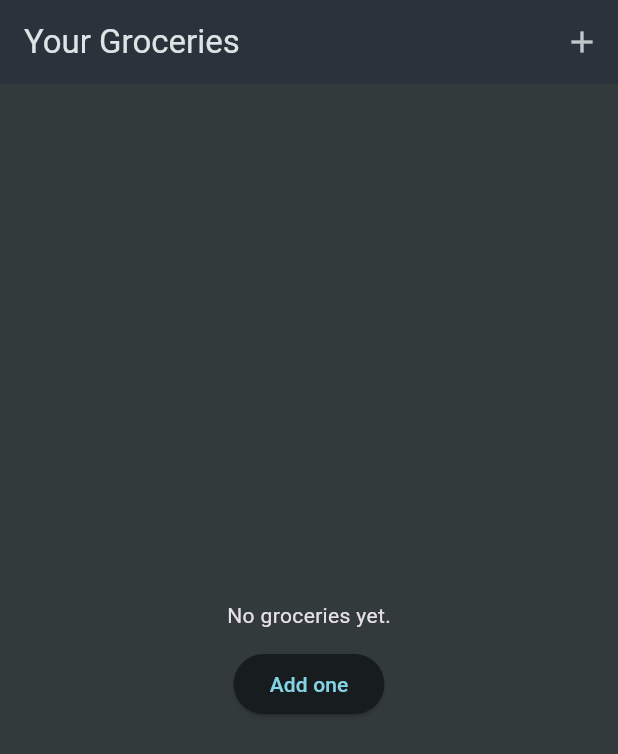
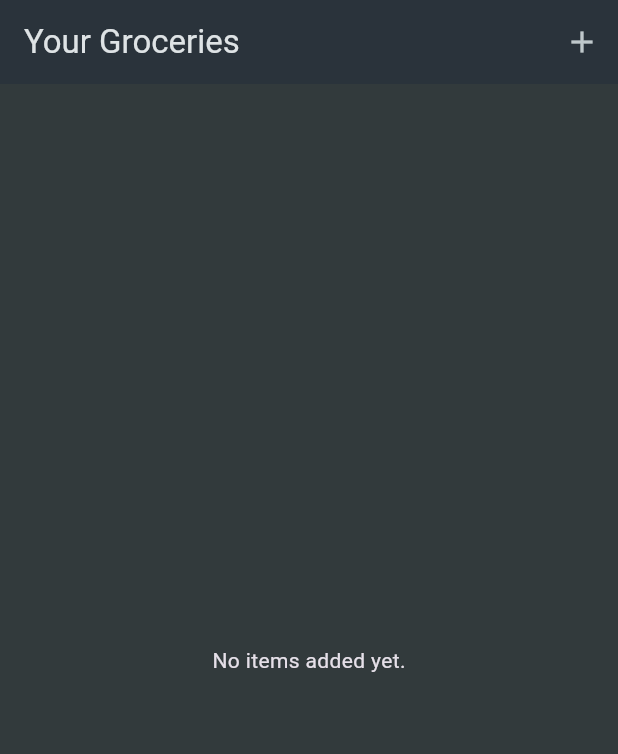
Before and after one commit to ubeydeozdmr/flutter_dart_course_academind, a Flutter app: the screen it shows after launch, on a phone screen of 412 x 824 dp. Shown: the top 754 px of the screen. Run offline on Flutter 3.47's test engine with Material 3 defaults, Android fonts, the phone set to English and light mode, and no system bars; our stand-ins replace flutter_riverpod, google_fonts, transparent_image.

Commit message:
Final Challenge Solution

```diff
--- a/shopping_list/lib/widgets/grocery_list.dart
+++ b/shopping_list/lib/widgets/grocery_list.dart
@@ -29,26 +29,25 @@ class _GroceryListState extends State<GroceryList> {
     });
   }
 
-  Widget _emptyList() {
-    return Center(
-      child: Column(
-        mainAxisAlignment: MainAxisAlignment.center,
-        children: [
-          const Text('No groceries yet.'),
-          const SizedBox(height: 12),
-          ElevatedButton(
-            onPressed: _addItem,
-            child: const Text('Add one'),
-          ),
-        ],
-      ),
-    );
+  void _removeItem(GroceryItem item) {
+    setState(() {
+      _groceryItems.remove(item);
+    });
   }
 
-  Widget _groceryList() {
-    return ListView.builder(
+  @override
+  Widget build(BuildContext context) {
+    Widget content = const Center(child: Text('No items added yet.'));
+
+    if (_groceryItems.isNotEmpty) {
+      content = ListView.builder(
         itemCount: _groceryItems.length,
-      itemBuilder: (ctx, index) => ListTile(
+        itemBuilder: (ctx, index) => Dismissible(
+          onDismissed: (direction) {
+            _removeItem(_groceryItems[index]);
+          },
+          key: ValueKey(_groceryItems[index].id),
+          child: ListTile(
             title: Text(_groceryItems[index].name),
             leading: Container(
               width: 24,
@@ -59,11 +58,10 @@ class _GroceryListState extends State<GroceryList> {
               _groceryItems[index].quantity.toString(),
             ),
           ),
+        ),
       );
     }
 
-  @override
-  Widget build(BuildContext context) {
     return Scaffold(
       appBar: AppBar(
         title: const Text('Your Groceries'),
@@ -74,7 +72,7 @@ class _GroceryListState extends State<GroceryList> {
           ),
         ],
       ),
-      body: _groceryItems.isEmpty ? _emptyList() : _groceryList(),
+      body: content,
     );
   }
 }
```
Lines whose indentation alone changed are shown as unchanged.
